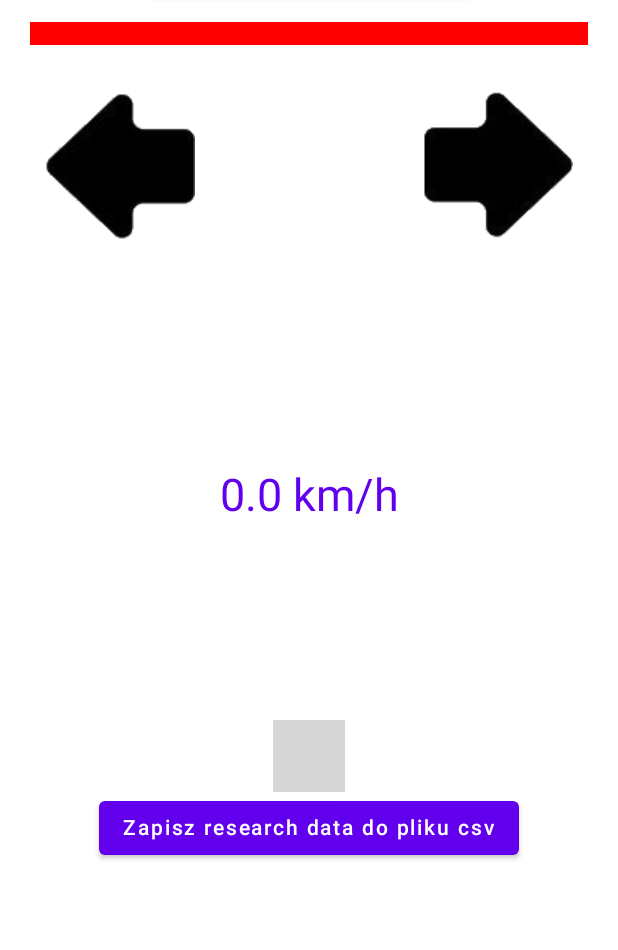
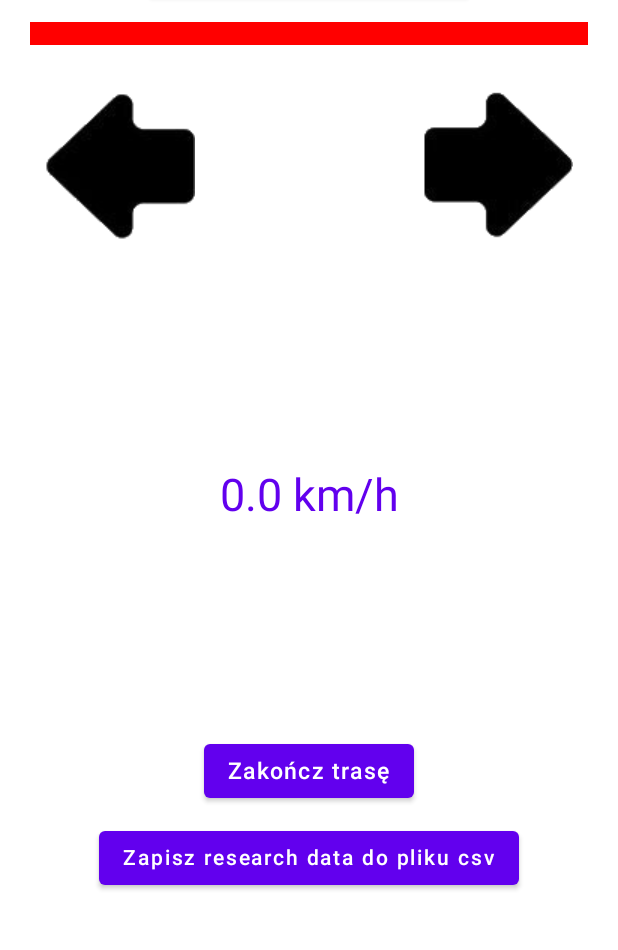
Before and after one commit to Huehueh/BikeputerNew, an Android app built with Jetpack Compose: the screen it shows after launch (MainActivity), on a phone screen of 412 x 824 dp, the part 164-1114 px from its top. Run offline under Robolectric (Android 15) with nearby library versions, the phone set to English and light mode, and no system bars; our stand-ins replace Dagger/Hilt's generated code, Room's generated code; grey boxes are pictures that could not be loaded.

Commit message:
mainscreen updated

```diff
--- a/app/src/main/java/com/example/bikeputernew/ui/screens/MainScreen.kt
+++ b/app/src/main/java/com/example/bikeputernew/ui/screens/MainScreen.kt
@@ -1,31 +1,12 @@
 package com.example.bikeputernew.ui
 
 
-import android.widget.Toast
-import androidx.compose.foundation.layout.*
-import androidx.compose.material.Button
 import androidx.compose.material.Scaffold
-import androidx.compose.material.Text
 import androidx.compose.runtime.Composable
 import androidx.compose.runtime.LaunchedEffect
-import androidx.compose.runtime.collectAsState
-import androidx.compose.runtime.getValue
-import androidx.compose.ui.Alignment
-import androidx.compose.ui.Modifier
-import androidx.compose.ui.platform.LocalContext
-import androidx.compose.ui.res.stringResource
-import androidx.compose.ui.unit.dp
-import com.example.bikeputernew.R
-import com.example.bikeputernew.datastore.database.BikeDatabase
 import com.example.bikeputernew.datastore.database.BikeViewModel
-import com.example.bikeputernew.datastore.database.RDViewModel
-import com.example.bikeputernew.datastore.datastore.StoreBikeputerData
+import com.example.bikeputernew.ui.screens.MainScreenContent
 import com.example.bikeputernew.ui.theme.BikeButerBetterTheme
-import com.example.bikeputernew.ui.widgets.CurrentTripWidget
-import com.example.bikeputernew.ui.widgets.EndTripButton
-import com.example.bikeputernew.ui.widgets.TurnSignalWidget
-import com.example.bikeputernew.ui.widgets.VelocityProgressBar
-import com.example.bikeputernew.values.Constants
 
 @Composable
 fun MainScreen(
@@ -35,9 +16,6 @@
     scanForBlueDevices:(String) -> Unit,
     endTrip: () -> Unit
 ) {
-    val context = LocalContext.current
-    val dataStore = StoreBikeputerData(context = context)
-    val deviceName by dataStore.getDeviceName.collectAsState(initial = Constants.DEVICE_DEFAULT_NAME)
     LaunchedEffect(key1 = true) {
         bikeViewModel.getAllTrips()
     }
@@ -50,42 +28,11 @@
                 )
             },
             content = {
-                Column(
-                    modifier = Modifier
-                        .padding(10.dp)
-                        .fillMaxWidth(),
-                    horizontalAlignment = Alignment.CenterHorizontally
-                ) {
-                    Button(onClick = {
-                        scanForBlueDevices(deviceName!!)
-                    }) {
-                        Text(text = "Search for $deviceName")
-                    }
-                    ConnectedWidget(connected = bikeViewModel.connected.value)
-                    Box(
-                        modifier = Modifier
-                            .padding(10.dp)
-                            .fillMaxWidth(),
-                        contentAlignment = Alignment.Center
-                    ) {
-                        TurnSignalWidget(turnSignal = bikeViewModel.turnSignal.value)
-                    }
-                    VelocityProgressBar(velocity = bikeViewModel.velocity.value)
-                    val currentTrip by bikeViewModel.currentTrip.collectAsState()
-                    CurrentTripWidget(currentTrip = currentTrip)
-                    EndTripButton(endTrip = endTrip)
-                    if(bikeViewModel.tripSaved.value)
-                    {
-                        Toast.makeText(context, stringResource(id = R.string.trip_saved), Toast.LENGTH_SHORT).show()
-                        bikeViewModel.tripSaved.value = false
-                    }
-                    var db = BikeDatabase.getInstance(context)
-                    Button(onClick = { db.rdToCsvFile() }
-                    ) {
-                        Text(text = stringResource(R.string.save_rd))
-                    }
-
-                }
+                MainScreenContent(
+                    bikeViewModel = bikeViewModel,
+                    scanForBlueDevices = scanForBlueDevices,
+                    endTrip = endTrip
+                )
             }
         )
     }
```
